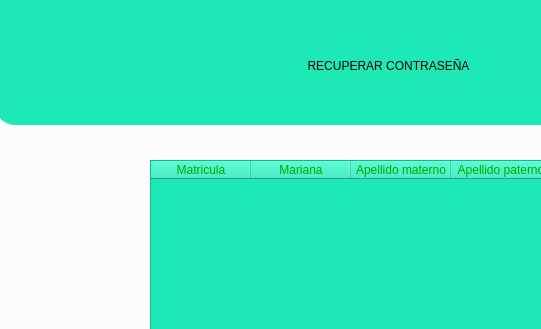
Old version of the form SCS/recuperar_contrasena.ui in the repository sagarme17/SCS; both pictures show x 0 to 541 and y 0 to 329 of the 797 by 583 pixel window.
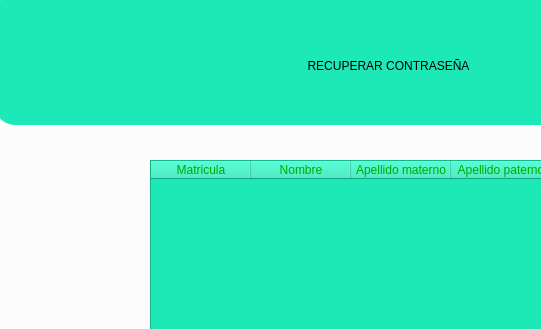
New version of the form. Icons and pictures are not drawn.

The edit to the form file:
```diff
--- a/SCS/recuperar_contrasena.ui
+++ b/SCS/recuperar_contrasena.ui
@@ -52,7 +52,7 @@
     </column>
     <column>
      <property name="text">
-      <string>Mariana</string>
+      <string>Nombre</string>
      </property>
     </column>
     <column>
```
